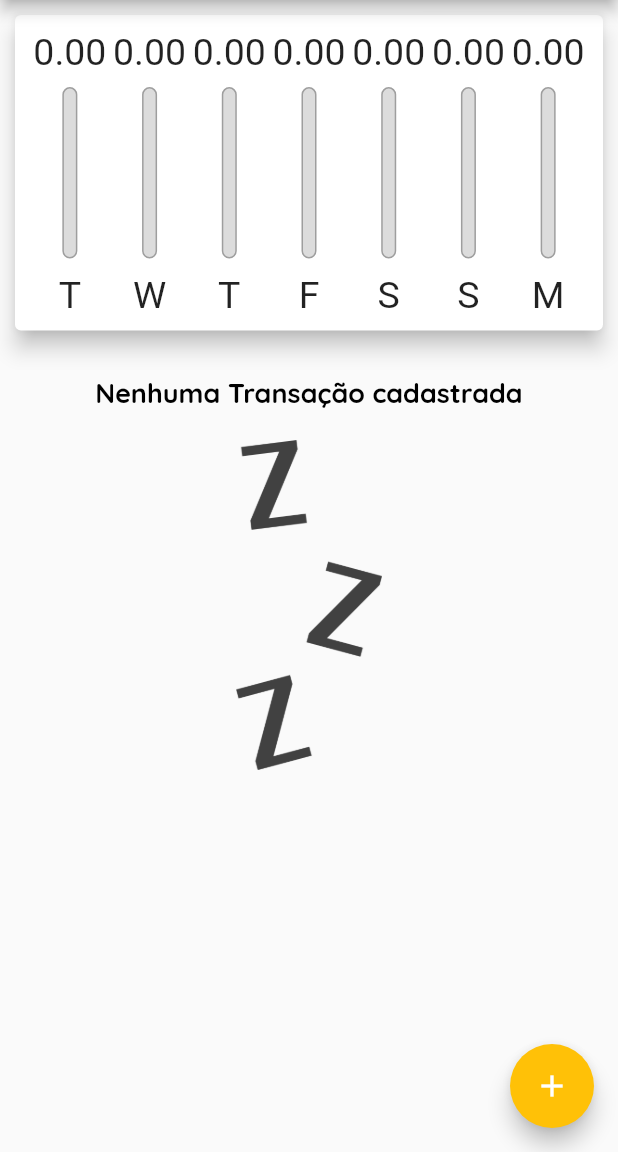
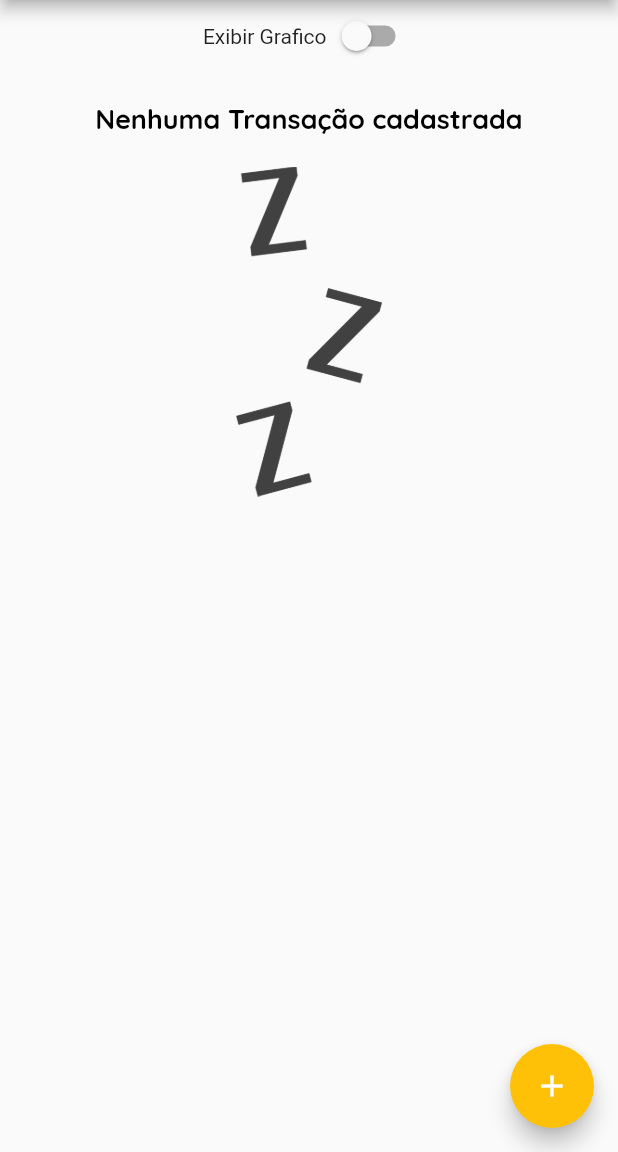
Before and after one commit to 9reis/despesas_pessoais__flutter, a Flutter app: the screen it shows after launch, on a phone screen of 412 x 824 dp, the part 84-1236 px from its top. Run offline on Flutter 3.47's test engine with Material 2 defaults, Android fonts, the phone set to English and light mode, and no system bars.

Commit message:
Modo Paisagem #1

```diff
--- a/lib/main.dart
+++ b/lib/main.dart
@@ -56,6 +56,8 @@ class MyHomePage extends StatefulWidget {
 
 class _MyHomePageState extends State<MyHomePage> {
   final List<Transaction> _transactions = [];
+
+  bool _showChart = false;
 
   // Passa as transações rencentes para o comp
   List<Transaction> get _recentTransactions {
@@ -129,10 +131,26 @@ class _MyHomePageState extends State<MyHomePage> {
         child: Column(
           crossAxisAlignment: CrossAxisAlignment.stretch,
           children: [
+            Row(
+              mainAxisAlignment: MainAxisAlignment.center,
+              children: [
+                Text('Exibir Grafico'),
+                Switch(
+                  value: _showChart,
+                  onChanged: (value) {
+                    setState(() {
+                      _showChart = value;
+                    });
+                  },
+                ),
+              ],
+            ),
+            if (_showChart)
               Container(
                 height: availableHeight * 0.3,
                 child: Chart(_recentTransactions),
               ),
+            if (!_showChart)
               Container(
                 height: availableHeight * 0.7,
                 child: TransactionList(_transactions, _removeTransaction),
```
Lines whose indentation alone changed are shown as unchanged.
